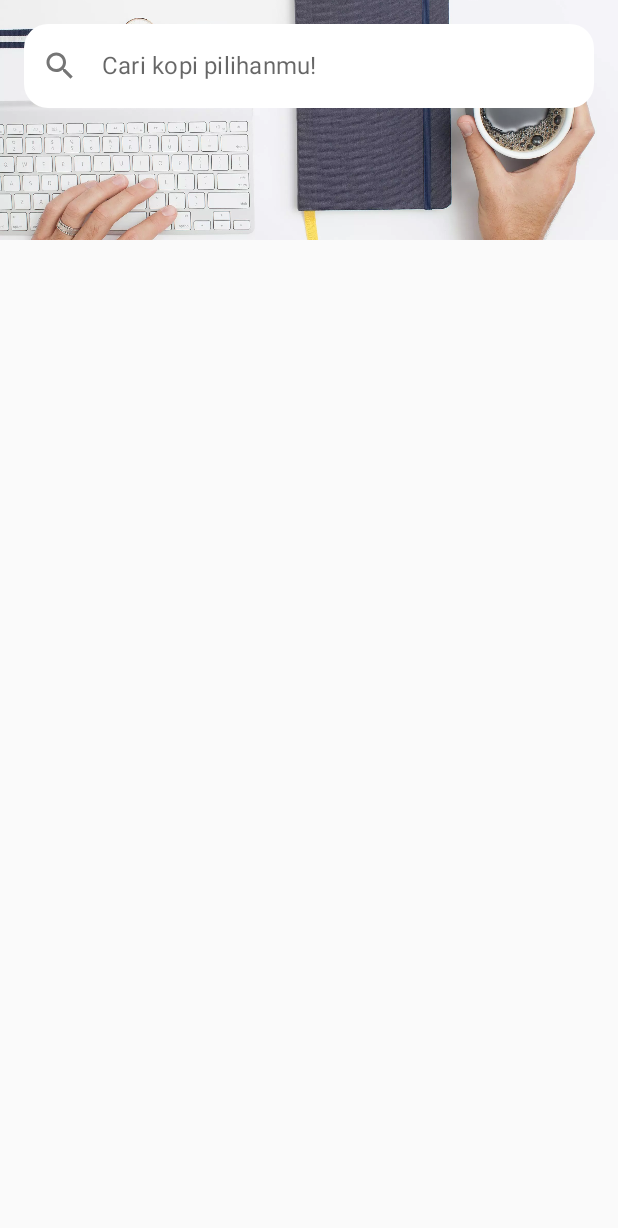
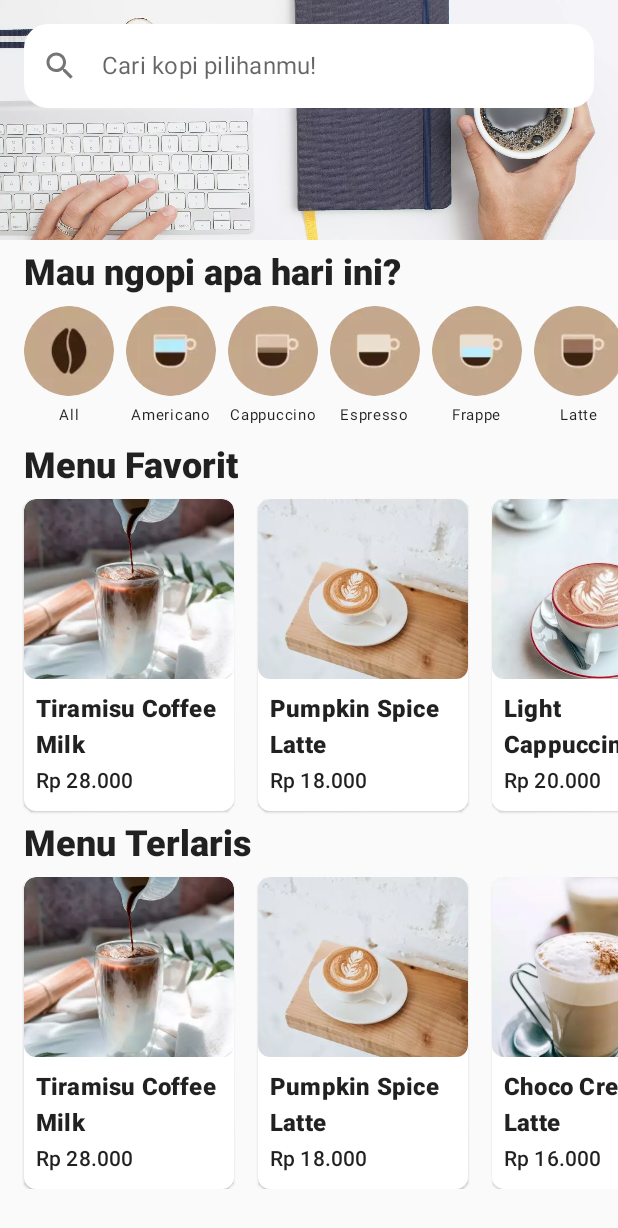
Before and after one commit to fachridantm/Dicoding-JetpackCompose, an Android app built with Jetpack Compose: the screen it shows after launch (MainActivity), on a phone screen of 412 x 824 dp. Shown: the top 1228 px of the screen. Run offline under Robolectric (Android 15) with nearby library versions, the phone set to English and light mode, and no system bars; 2 statements that could not run were skipped.

Commit message:
latihan bagian menu

```diff
--- a/JetCoffee/app/src/main/java/com/dicoding/jetcoffee/MainActivity.kt
+++ b/JetCoffee/app/src/main/java/com/dicoding/jetcoffee/MainActivity.kt
@@ -4,17 +4,27 @@ import android.os.Bundle
 import androidx.activity.ComponentActivity
 import androidx.activity.compose.setContent
 import androidx.compose.foundation.Image
-import androidx.compose.foundation.layout.Box
-import androidx.compose.foundation.layout.Column
-import androidx.compose.foundation.layout.height
+import androidx.compose.foundation.layout.*
+import androidx.compose.foundation.lazy.LazyRow
+import androidx.compose.foundation.lazy.items
+import androidx.compose.foundation.rememberScrollState
+import androidx.compose.foundation.verticalScroll
 import androidx.compose.runtime.Composable
 import androidx.compose.ui.Modifier
 import androidx.compose.ui.layout.ContentScale
 import androidx.compose.ui.res.painterResource
+import androidx.compose.ui.res.stringResource
 import androidx.compose.ui.tooling.preview.Devices
 import androidx.compose.ui.tooling.preview.Preview
 import androidx.compose.ui.unit.dp
+import com.dicoding.jetcoffee.model.Menu
+import com.dicoding.jetcoffee.model.dummyBestSellerMenu
+import com.dicoding.jetcoffee.model.dummyCategory
+import com.dicoding.jetcoffee.model.dummyMenu
+import com.dicoding.jetcoffee.ui.components.CategoryItem
+import com.dicoding.jetcoffee.ui.components.MenuItem
 import com.dicoding.jetcoffee.ui.components.SearchBar
+import com.dicoding.jetcoffee.ui.components.SectionText
 import com.dicoding.jetcoffee.ui.theme.JetCoffeeTheme
 
 class MainActivity : ComponentActivity() {
@@ -30,8 +40,14 @@ class MainActivity : ComponentActivity() {
 
 @Composable
 fun JetCoffeeApp() {
-    Column {
+    Column(modifier = Modifier.verticalScroll(rememberScrollState())) {
         Banner()
+        SectionText(stringResource(R.string.section_category))
+        CategoryRow()
+        SectionText(stringResource(R.string.section_favorite_menu))
+        MenuRow(dummyMenu)
+        SectionText(stringResource(R.string.section_best_seller_menu))
+        MenuRow(dummyBestSellerMenu)
     }
 }
 
@@ -50,8 +66,50 @@ fun Banner(
     }
 }
 
+@Composable
+fun CategoryRow(
+    modifier: Modifier = Modifier,
+) {
+    LazyRow(
+        contentPadding = PaddingValues(horizontal = 16.dp),
+        horizontalArrangement = Arrangement.spacedBy(8.dp),
+        modifier = modifier
+    ) {
+        items(
+            items = dummyCategory,
+            key = { it.textCategory }
+        ) { category ->
+            CategoryItem(category)
+        }
+    }
+}
+
+@Composable
+fun MenuRow(
+    listMenu: List<Menu>,
+    modifier: Modifier = Modifier,
+) {
+    LazyRow(
+        horizontalArrangement = Arrangement.spacedBy(16.dp),
+        contentPadding = PaddingValues(horizontal = 16.dp),
+        modifier = modifier
+    ) {
+        items(listMenu, key = { it.title }) { menu ->
+            MenuItem(menu)
+        }
+    }
+}
+
+@Composable
+@Preview(showBackground = true)
+fun CategoryRowPreview() {
+    JetCoffeeTheme {
+        CategoryRow()
+    }
+}
+
+@Composable
 @Preview(showBackground = true, device = Devices.PIXEL_4)
-@Composable
 fun JetCoffeeAppPreview() {
     JetCoffeeTheme {
         JetCoffeeApp()
--- /dev/null
+++ b/JetCoffee/app/src/main/java/com/dicoding/jetcoffee/ui/components/CategoryItem.kt
@@ -0,0 +1,59 @@
+package com.dicoding.jetcoffee.ui.components
+
+import androidx.compose.foundation.Image
+import androidx.compose.foundation.layout.Column
+import androidx.compose.foundation.layout.padding
+import androidx.compose.foundation.layout.paddingFromBaseline
+import androidx.compose.foundation.layout.size
+import androidx.compose.foundation.shape.CircleShape
+import androidx.compose.material.Text
+import androidx.compose.runtime.Composable
+import androidx.compose.ui.Alignment
+import androidx.compose.ui.Modifier
+import androidx.compose.ui.draw.clip
+import androidx.compose.ui.res.painterResource
+import androidx.compose.ui.res.stringResource
+import androidx.compose.ui.tooling.preview.Preview
+import androidx.compose.ui.unit.dp
+import androidx.compose.ui.unit.sp
+import com.dicoding.jetcoffee.R
+import com.dicoding.jetcoffee.model.Category
+import com.dicoding.jetcoffee.ui.theme.JetCoffeeTheme
+
+@Composable
+fun CategoryItem(
+    category: Category,
+    modifier: Modifier = Modifier,
+) {
+    Column(
+        modifier = modifier,
+        horizontalAlignment = Alignment.CenterHorizontally,
+    ) {
+        Image(
+            painter = painterResource(category.imageCategory),
+            contentDescription = null,
+            modifier = modifier
+                .size(60.dp)
+                .clip(CircleShape)
+        )
+        Text(
+            text = stringResource(category.textCategory),
+            fontSize = 10.sp,
+            modifier = modifier.paddingFromBaseline(top = 16.dp, bottom = 8.dp)
+        )
+    }
+}
+
+@Composable
+@Preview(showBackground = true)
+fun CategoryItemPreview() {
+    JetCoffeeTheme {
+        CategoryItem(
+            category = Category(
+                R.drawable.icon_category_cappuccino,
+                R.string.category_cappuccino
+            ),
+            modifier = Modifier.padding(horizontal = 8.dp)
+        )
+    }
+}
--- /dev/null
+++ b/JetCoffee/app/src/main/java/com/dicoding/jetcoffee/ui/components/MenuItem.kt
@@ -0,0 +1,67 @@
+package com.dicoding.jetcoffee.ui.components
+
+import androidx.compose.foundation.Image
+import androidx.compose.foundation.layout.*
+import androidx.compose.foundation.shape.RoundedCornerShape
+import androidx.compose.material.Card
+import androidx.compose.material.MaterialTheme
+import androidx.compose.material.Text
+import androidx.compose.runtime.Composable
+import androidx.compose.ui.Modifier
+import androidx.compose.ui.draw.clip
+import androidx.compose.ui.layout.ContentScale
+import androidx.compose.ui.res.painterResource
+import androidx.compose.ui.text.font.FontWeight
+import androidx.compose.ui.text.style.TextOverflow
+import androidx.compose.ui.tooling.preview.Preview
+import androidx.compose.ui.unit.dp
+import com.dicoding.jetcoffee.R
+import com.dicoding.jetcoffee.model.Menu
+
+@Composable
+fun MenuItem(
+    menu: Menu,
+    modifier: Modifier = Modifier,
+) {
+    Card(
+        modifier = modifier.width(140.dp),
+        shape = RoundedCornerShape(8.dp)
+    ) {
+        Column {
+            Image(
+                painter = painterResource(menu.image),
+                contentDescription = null,
+                contentScale = ContentScale.Crop,
+                modifier = modifier
+                    .fillMaxWidth()
+                    .height(120.dp)
+                    .clip(RoundedCornerShape(8.dp))
+            )
+            Column(modifier = modifier.padding(8.dp)) {
+                Text(
+                    text = menu.title,
+                    maxLines = 2,
+                    overflow = TextOverflow.Ellipsis,
+                    style = MaterialTheme.typography.subtitle1.copy(
+                        fontWeight = FontWeight.ExtraBold
+                    ),
+                )
+                Text(
+                    text = menu.price,
+                    style = MaterialTheme.typography.subtitle2,
+                )
+            }
+        }
+    }
+}
+
+@Composable
+@Preview(showBackground = true)
+fun MenuItemPreview() {
+    MaterialTheme {
+        MenuItem(
+            menu = Menu(R.drawable.menu2, "Hot Pumpkin Spice Latte Premium", "Rp 18.000"),
+            modifier = Modifier.padding(8.dp)
+        )
+    }
+}
--- /dev/null
+++ b/JetCoffee/app/src/main/java/com/dicoding/jetcoffee/ui/components/SectionText.kt
@@ -0,0 +1,24 @@
+package com.dicoding.jetcoffee.ui.components
+
+import androidx.compose.foundation.layout.padding
+import androidx.compose.material.MaterialTheme
+import androidx.compose.material.Text
+import androidx.compose.runtime.Composable
+import androidx.compose.ui.Modifier
+import androidx.compose.ui.text.font.FontWeight
+import androidx.compose.ui.unit.dp
+
+@Composable
+fun SectionText(
+    title: String,
+    modifier: Modifier = Modifier,
+) {
+    Text(
+        text = title,
+        style = MaterialTheme.typography.h5.copy(
+            fontWeight = FontWeight.ExtraBold
+        ),
+        modifier = modifier
+            .padding(horizontal = 16.dp, vertical = 8.dp)
+    )
+}
```
